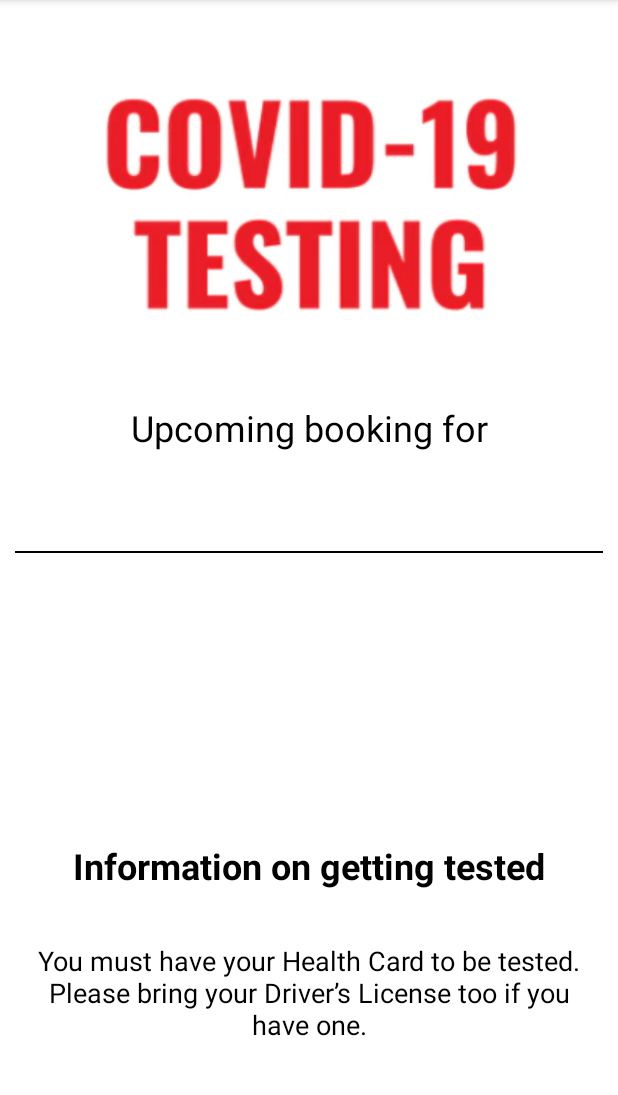
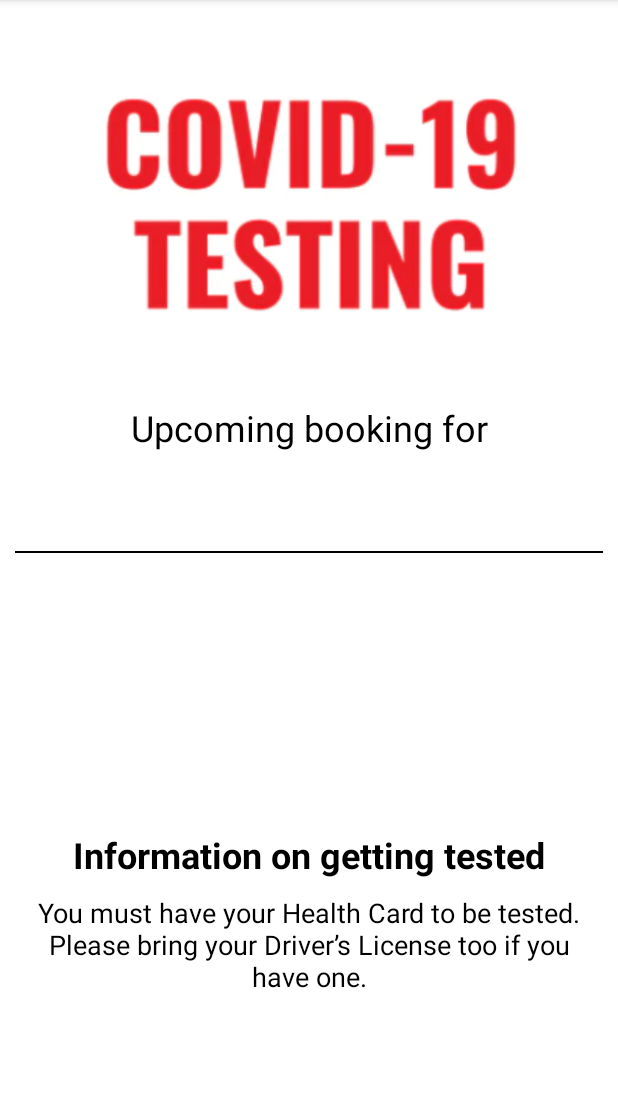
Before and after one commit to harkaran3009/CovidAssessment, an Android app: the TestBookStatus screen opened directly, with no data from a screen before it, on a phone screen of 412 x 824 dp, the part 84-1179 px from its top. Run offline under Robolectric (Android 15) with nearby library versions, the phone set to English and light mode, and no system bars; 4 statements that could not run were skipped.

Commit message:
updated layout

```diff
--- a/app/src/main/res/layout/covidbooking_confirm.xml
+++ b/app/src/main/res/layout/covidbooking_confirm.xml
@@ -82,7 +82,7 @@
         <TextView
             android:id="@+id/covidtestinfo"
             android:layout_width="match_parent"
-            android:layout_height="47dp"
+            android:layout_height="wrap_content"
             android:layout_marginStart="20dp"
             android:layout_marginTop="30dp"
             android:layout_marginEnd="20dp"
@@ -95,7 +95,7 @@
         <TextView
             android:id="@+id/covidtestinfo1"
             android:layout_width="match_parent"
-            android:layout_height="102dp"
+            android:layout_height="wrap_content"
             android:layout_marginStart="20dp"
             android:layout_marginTop="10dp"
             android:layout_marginEnd="20dp"
```
